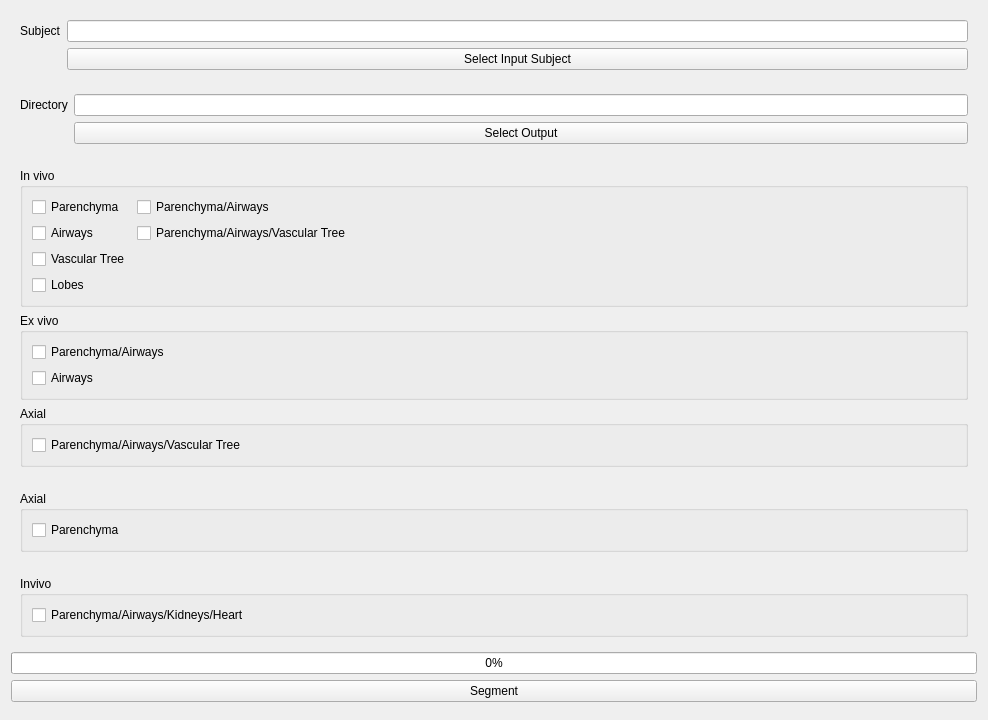
This is LungSegmentation/Resources/UI/LungSegmentation.ui in FlorianDAVAUX/SlicerLungSegmentation as Qt 5 draws it before an edit. The edited form follows.
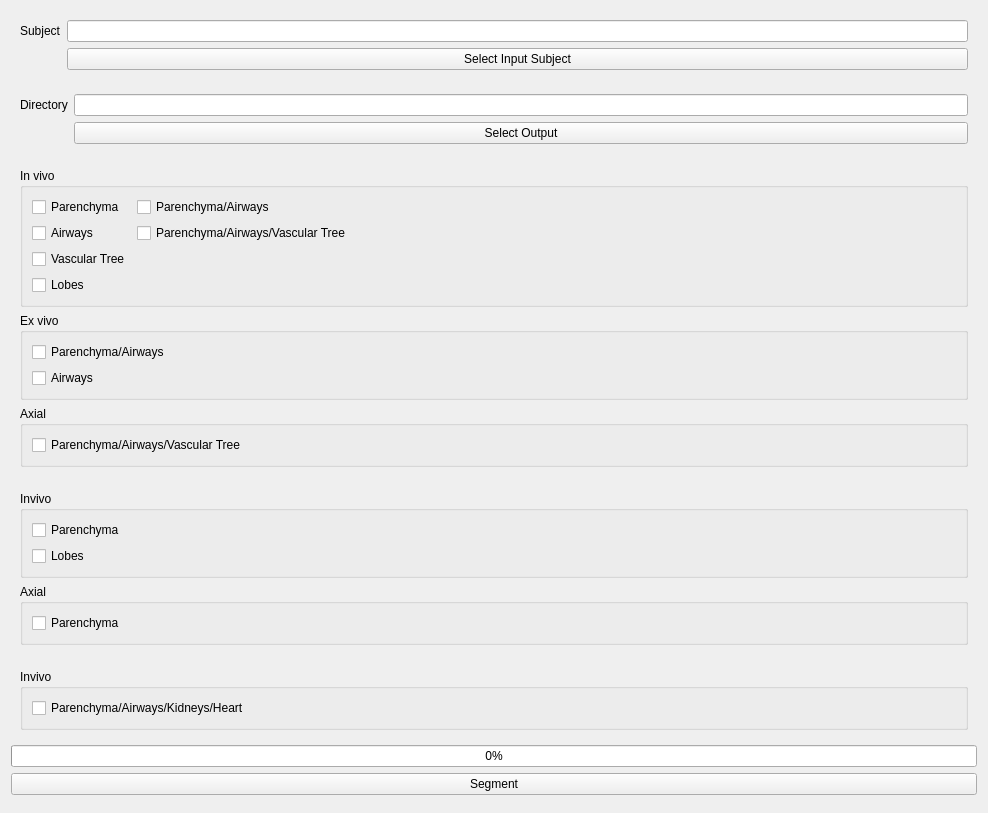
This is the edited form. Custom widgets are drawn as their Qt base class.

Commit message: ENH: Adding of new Parenchyma & Lobes models for Pig

Patch:
```diff
--- a/LungSegmentation/Resources/UI/LungSegmentation.ui
+++ b/LungSegmentation/Resources/UI/LungSegmentation.ui
@@ -183,6 +183,31 @@
      </property>
      <layout class="QVBoxLayout" name="layoutPig">
 
+     <!-- IN VIVO -->
+     <item>
+       <widget class="QGroupBox" name="groupInvivo">
+        <property name="title">
+         <string>Invivo</string>
+        </property>
+        <layout class="QFormLayout" name="formLayoutInvivoPig">
+         <item row="0" column="0">
+          <widget class="QCheckBox" name="checkBoxPigInvivoParenchyma">
+           <property name="text">
+            <string>Parenchyma</string>
+           </property>
+          </widget>
+         </item>
+         <item row="1" column="0">
+          <widget class="QCheckBox" name="checkBoxPigInvivoLobes">
+           <property name="text">
+            <string>Lobes</string>
+           </property>
+          </widget>
+         </item>
+        </layout>
+       </widget>
+      </item>
+
       <!-- AXIAL -->
       <item>
        <widget class="QGroupBox" name="groupAxial">
@@ -218,7 +243,7 @@
         <property name="title">
          <string>Invivo</string>
         </property>
-        <layout class="QFormLayout" name="formLayoutInvivo">
+        <layout class="QFormLayout" name="formLayoutInvivoRat">
          <item row="0" column="0">
           <widget class="QCheckBox" name="checkBoxRatInvivoParenchymaAirwaysKidneysHeart">
            <property name="text">
```
Left out of the diff: 4 changed lines with no effect on the pictures. The commit also changes 3 other files.
